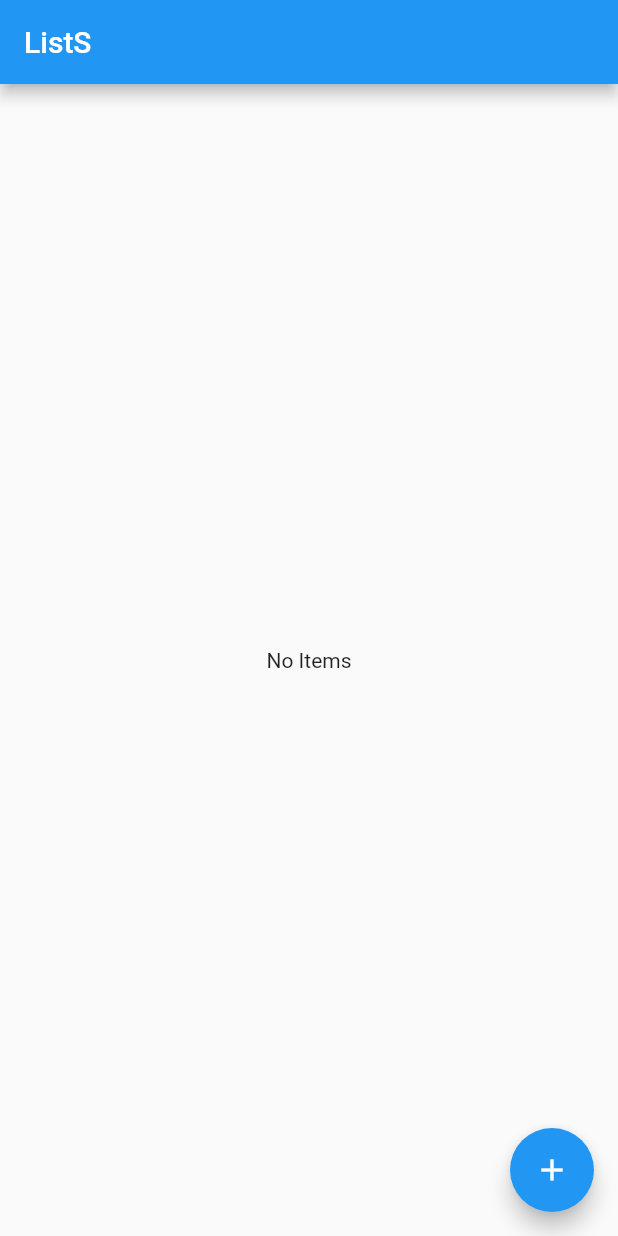
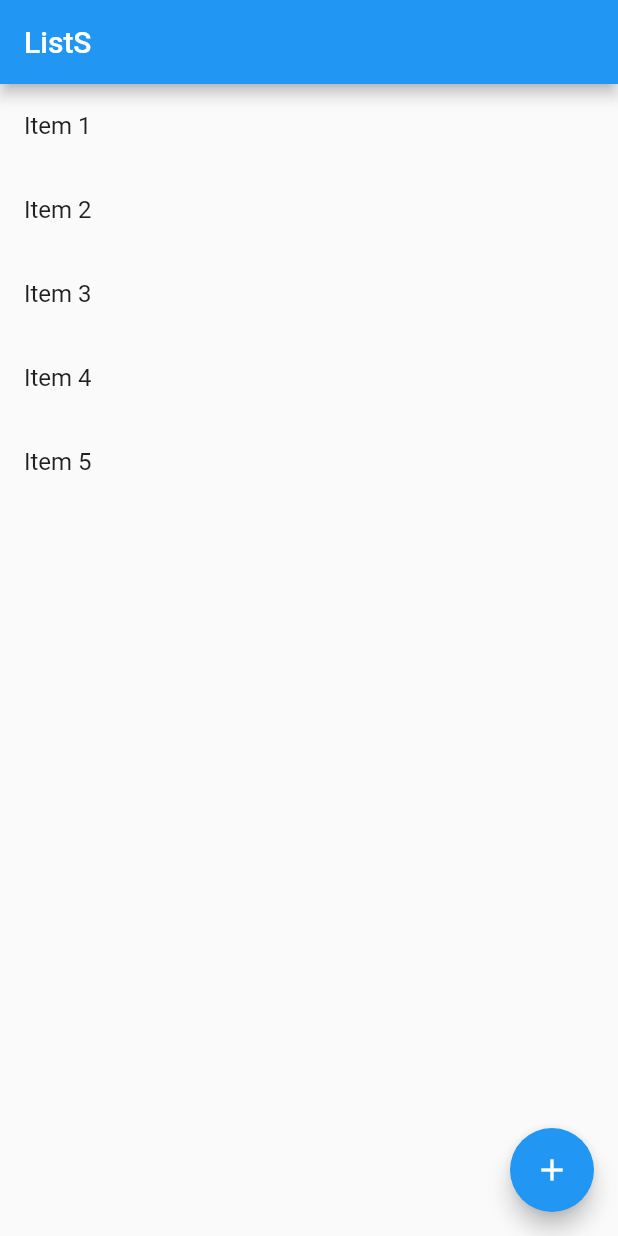
Before and after one commit to cyliong/list-cross-platform-sync, a Flutter app: the screen it shows after launch, on a phone screen of 412 x 824 dp. Run offline on Flutter 3.47's test engine with Material 2 defaults, Android fonts, the phone set to English and light mode, and no system bars.

Commit message:
Add ListView to HomePage with sample data

```diff
--- a/lib/page/home_page.dart
+++ b/lib/page/home_page.dart
@@ -7,21 +7,21 @@ class HomePage extends StatefulWidget {
 }
 
 class _HomePageState extends State<HomePage> {
+  final _items = List<String>.generate(5, (i) => 'Item ${i + 1}');
+
   @override
   Widget build(BuildContext context) {
     return Scaffold(
       appBar: AppBar(
         title: Text(kAppTitle),
       ),
-      body: Center(
-        child: Column(
-          mainAxisAlignment: MainAxisAlignment.center,
-          children: <Widget>[
-            Text(
-              'No Items',
-            ),
-          ],
-        ),
+      body: ListView.builder(
+        itemCount: _items.length,
+        itemBuilder: (context, index) {
+          return ListTile(
+            title: Text('${_items[index]}'),
+          );
+        },
       ),
       floatingActionButton: FloatingActionButton(
         onPressed: null,
```
